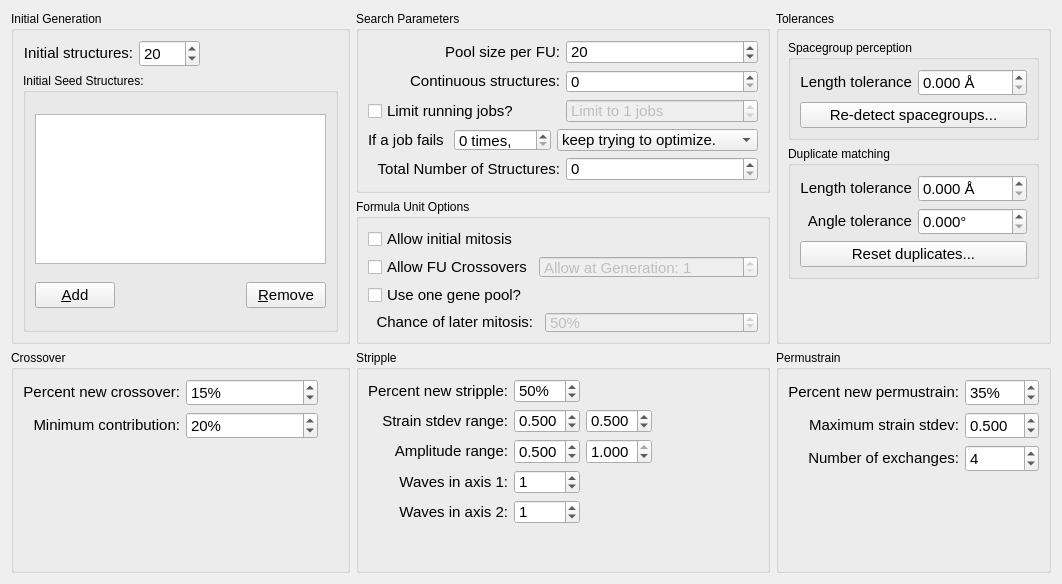
The window that src/xtalopt/ui/tab_opt.ui (xtalopt/XtalOpt) describes before a commit, drawn with Qt 5.
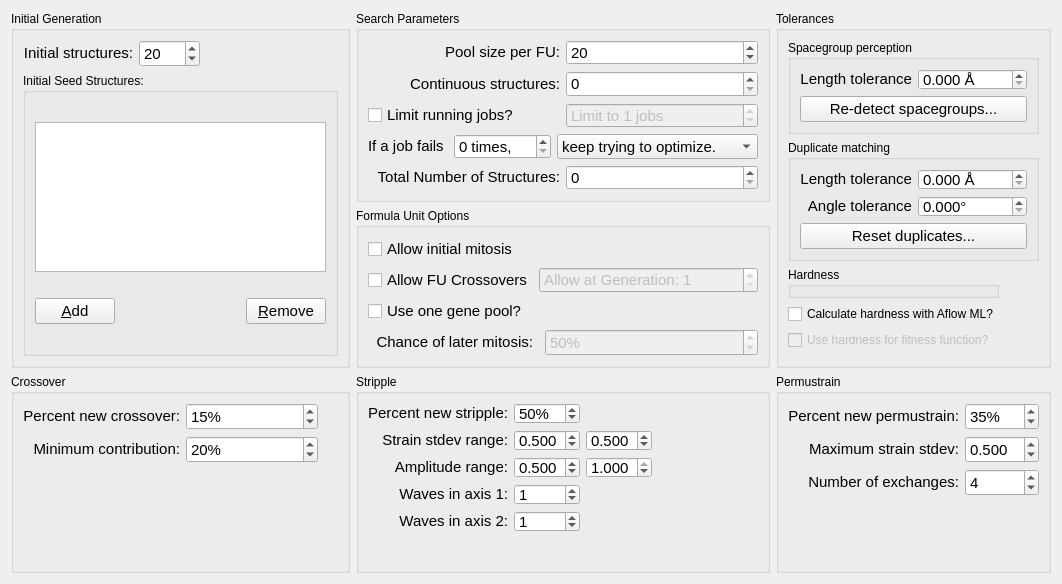
The same window after the commit.

Commit message: Hardness: added a couple of settings for calculating and using hardness

```diff
--- a/src/xtalopt/ui/tab_opt.ui
+++ b/src/xtalopt/ui/tab_opt.ui
@@ -522,7 +522,7 @@
       <string>Tolerances</string>
      </property>
      <layout class="QGridLayout" name="gridLayout_2">
-      <item row="4" column="2">
+      <item row="5" column="2">
        <spacer name="verticalSpacer_2">
         <property name="orientation">
          <enum>Qt::Vertical</enum>
@@ -739,6 +739,36 @@
         </layout>
        </widget>
       </item>
+      <item row="3" column="2">
+       <widget class="QCheckBox" name="cb_calculateHardness">
+        <property name="toolTip">
+         <string>&lt;html&gt;&lt;head/&gt;&lt;body&gt;&lt;p&gt;After the crystals are optimized, they will be sent to AFLOW's machine learning server in order to get an approximation of the bulk and shear moduli (which are then used to approximate the material's hardness).&lt;/p&gt;&lt;p&gt;&lt;br/&gt;&lt;/p&gt;&lt;p&gt;You must have a valid internet connection in order to use this.&lt;/p&gt;&lt;/body&gt;&lt;/html&gt;</string>
+        </property>
+        <property name="text">
+         <string>Calculate hardness with Aflow ML?</string>
+        </property>
+       </widget>
+      </item>
+      <item row="2" column="2">
+       <widget class="QGroupBox" name="groupBox_11">
+        <property name="title">
+         <string>Hardness</string>
+        </property>
+       </widget>
+      </item>
+      <item row="4" column="2">
+       <widget class="QCheckBox" name="cb_useHardnessFitnessFunction">
+        <property name="enabled">
+         <bool>false</bool>
+        </property>
+        <property name="toolTip">
+         <string>&lt;html&gt;&lt;head/&gt;&lt;body&gt;&lt;p&gt;Instead of enthalpy (default), use hardness for the fitness function. Harder materials are more likely to be chosen.&lt;/p&gt;&lt;/body&gt;&lt;/html&gt;</string>
+        </property>
+        <property name="text">
+         <string>Use hardness for fitness function?</string>
+        </property>
+       </widget>
+      </item>
      </layout>
     </widget>
    </item>
```
Left out of the diff: 16 changed lines with no effect on the pictures. The commit also changes 4 other files.
